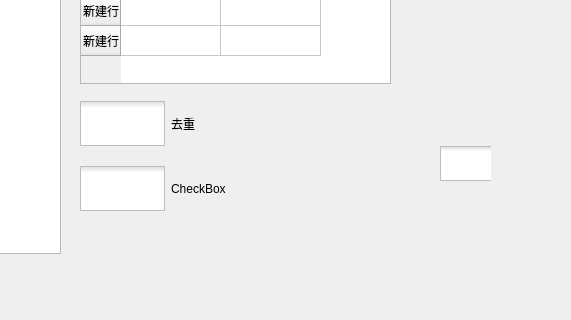
Above: KCTS/KCTS Project/demo/test.ui from learniuH/work before the change; both pictures show x 370 to 941 and y 87 to 407 of the 1213 by 407 pixel window. Below: the same form after it.
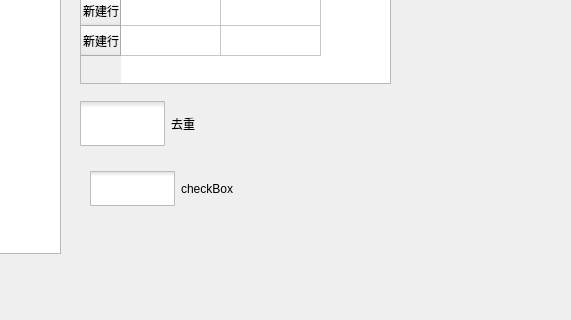
That is the form after the change. The open tabs and pages were chosen to show the change. Icons and pictures are not drawn.

Commit message: 优化checkBox控件QSS, pushButton样式

The edit to the form file:
```diff
--- a/KCTS/KCTS Project/demo/test.ui
+++ b/KCTS/KCTS Project/demo/test.ui
@@ -585,47 +585,19 @@
     <string>去重</string>
    </property>
   </widget>
-  <widget class="QCheckBox" name="checkBox_2">
-   <property name="geometry">
-    <rect>
-     <x>810</x>
-     <y>230</y>
-     <width>51</width>
-     <height>41</height>
-    </rect>
-   </property>
-   <property name="styleSheet">
-    <string notr="true">QCheckBox::indicator {
-	width: 70px;
-	height: 35px;
-}
-
-QCheckBox::indicator:unckecked {
-	image: url(:/checkBox/img/unlocked.png);
-}
-
-
-QCheckBox::indicator:checked {
-	image: url(:/checkBox/img/unlock.png);
-}</string>
-   </property>
-   <property name="text">
-    <string notr="true"/>
-   </property>
-  </widget>
   <widget class="QCheckBox" name="checkBox_3">
    <property name="geometry">
     <rect>
-     <x>450</x>
+     <x>460</x>
      <y>240</y>
-     <width>231</width>
+     <width>221</width>
      <height>71</height>
     </rect>
    </property>
    <property name="styleSheet">
     <string notr="true">QCheckBox::indicator {
 	width: 85px;
-	height: 45px;
+	height: 35px;
 }
 
 QCheckBox::indicator:unckecked {
@@ -638,7 +610,7 @@
 }</string>
    </property>
    <property name="text">
-    <string>CheckBox</string>
+    <string>checkBox</string>
    </property>
   </widget>
  </widget>
```
Left out of the diff: 2 changed lines with no effect on the pictures. The commit also changes 10 other files.
